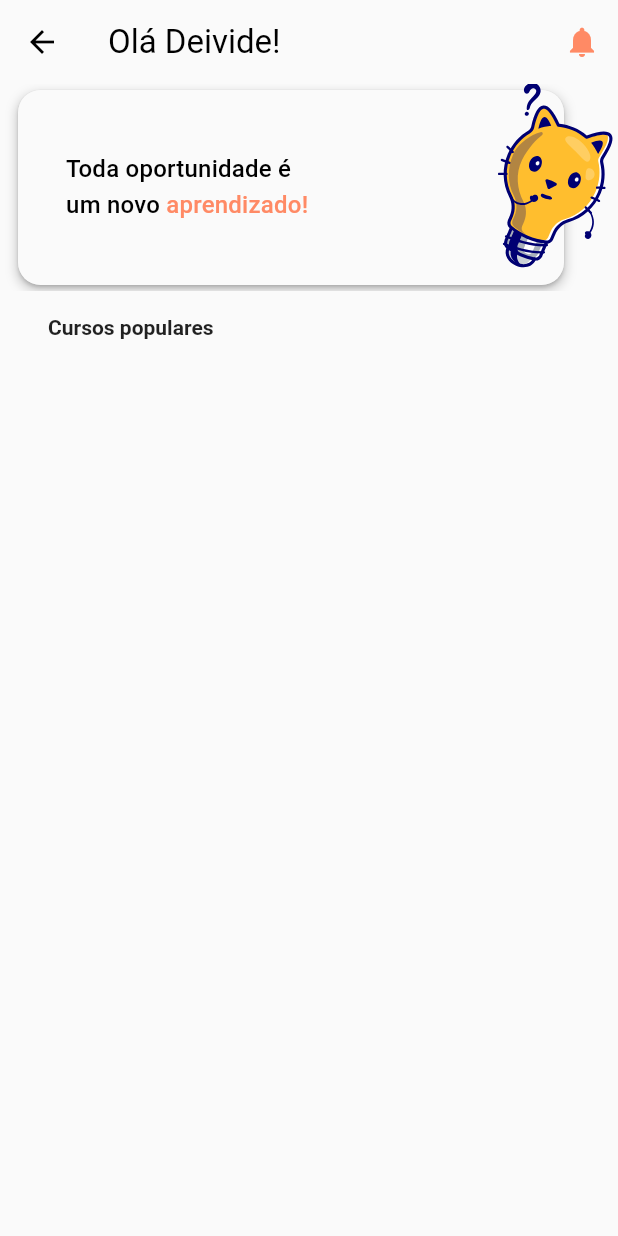
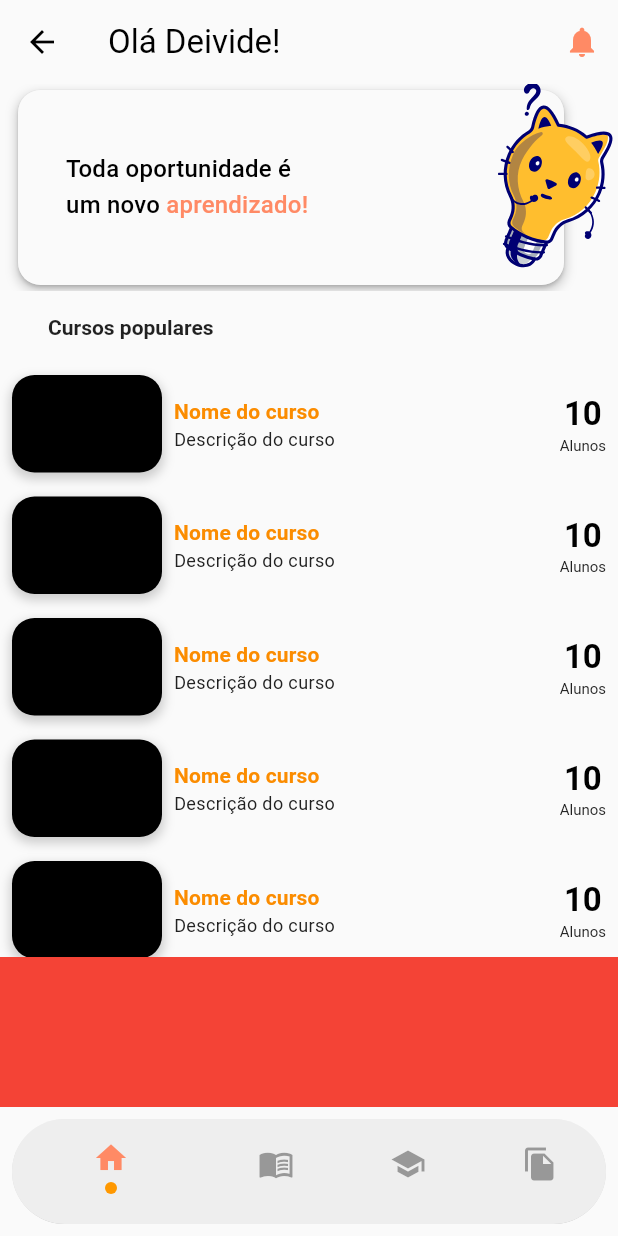
Before and after one commit to deividepaulino/vr_iscool, a Flutter app: the IndexPage screen opened by its route, on a phone screen of 412 x 824 dp. Run offline on Flutter 3.47's test engine with Material 3 defaults, Android fonts, the phone set to English and light mode, and no system bars; our stand-ins replace flutter_modular, introduction_screen, lottie; missing offline and left inert: asp; Roboto replaces fonts that are missing (Montserrat).

Commit message:
⚡️ feat: criado card de produtos populares

```diff
--- a/lib/core/themes/theme_base.dart
+++ b/lib/core/themes/theme_base.dart
@@ -6,10 +6,10 @@ class ThemeBase {
       // useMaterial3: false,
       primarySwatch: Colors.deepOrange,
       primaryColorLight: Colors.deepOrange.shade300,
-      primaryColorDark: Colors.deepOrange.shade900,
+      primaryColorDark: Colors.grey.shade800,
       primaryColor: Colors.deepOrange.shade300,
       fontFamily: 'Montserrat',
-      scaffoldBackgroundColor: Colors.grey.shade50,
+      // scaffoldBackgroundColor: Colors.grey.shade50,
       colorScheme: ColorScheme.fromSwatch().copyWith(
         primary: Colors.orange,
         secondary: Colors.orange,
@@ -31,10 +31,10 @@ class ThemeBase {
           fontWeight: FontWeight.bold,
           color: Colors.black87,
         ),
-        titleSmall: const TextStyle(
+        titleSmall: TextStyle(
           fontSize: 14,
           fontWeight: FontWeight.bold,
-          color: Color.fromARGB(255, 40, 190, 255),
+          color: Colors.orange.shade600,
         ),
         headlineMedium: const TextStyle(
           color: Colors.white,
--- /dev/null
+++ b/lib/core/widgets/bottom_navigator_bar/bottom_nav_bar_widget.dart
@@ -0,0 +1,79 @@
+import 'package:flutter/material.dart';
+
+class CustomBottomMenu extends StatefulWidget {
+  const CustomBottomMenu({super.key});
+
+  @override
+  State<CustomBottomMenu> createState() => _CustomBottomMenuState();
+}
+
+class _CustomBottomMenuState extends State<CustomBottomMenu> {
+  int currentIndex = 0;
+
+  @override
+  Widget build(BuildContext context) {
+    return Padding(
+      padding: const EdgeInsets.all(8.0),
+      child: ClipRRect(
+        borderRadius: const BorderRadius.all(
+          Radius.circular(50),
+        ),
+        child: BottomNavigationBar(
+          showSelectedLabels: false,
+          showUnselectedLabels: false,
+          currentIndex: currentIndex,
+          elevation: 10,
+          selectedItemColor: Theme.of(context).primaryColor,
+          unselectedItemColor:
+              Theme.of(context).primaryColorDark.withOpacity(0.5),
+          onTap: (i) {
+            setState(() {
+              currentIndex = i;
+            });
+          },
+          items: [
+            BottomNavigationBarItem(
+              backgroundColor: Colors.grey.shade200,
+              icon: _buildIcon(Icons.home, 0),
+              label: '',
+            ),
+            BottomNavigationBarItem(
+              backgroundColor: Colors.grey.shade200,
+              icon: _buildIcon(Icons.menu_book, 1),
+              label: '',
+            ),
+            BottomNavigationBarItem(
+              backgroundColor: Colors.grey.shade200,
+              icon: _buildIcon(Icons.school, 2),
+              label: '',
+            ),
+            BottomNavigationBarItem(
+              backgroundColor: Colors.grey.shade200,
+              icon: _buildIcon(Icons.file_copy, 3),
+              label: '',
+            ),
+          ],
+        ),
+      ),
+    );
+  }
+
+  Widget _buildIcon(IconData icon, int index) {
+    return Column(
+      mainAxisAlignment: MainAxisAlignment.center,
+      children: [
+        Icon(icon),
+        const SizedBox(height: 4),
+        if (currentIndex == index)
+          Container(
+            width: 8,
+            height: 8,
+            decoration: const BoxDecoration(
+              shape: BoxShape.circle,
+              color: Colors.orange,
+            ),
+          ),
+      ],
+    );
+  }
+}
--- /dev/null
+++ b/lib/core/widgets/course_card_widget/course_card_widget.dart
@@ -0,0 +1,62 @@
+import 'package:flutter/material.dart';
+
+class CourseCardWidget extends StatefulWidget {
+  const CourseCardWidget({super.key});
+
+  @override
+  State<CourseCardWidget> createState() => _CourseCardWidgetState();
+}
+
+class _CourseCardWidgetState extends State<CourseCardWidget> {
+  @override
+  Widget build(BuildContext context) {
+    return Row(
+      children: [
+        Padding(
+          padding: const EdgeInsets.all(8.0),
+          child: Container(
+            decoration: BoxDecoration(
+              color: Colors.black,
+              borderRadius: BorderRadius.circular(15),
+              boxShadow: [
+                BoxShadow(
+                  color: Colors.grey.withOpacity(0.5),
+                  spreadRadius: 1,
+                  blurRadius: 5,
+                  offset: const Offset(0, 3),
+                ),
+              ],
+            ),
+            height: 65,
+            width: 100,
+          ),
+        ),
+        Column(
+          crossAxisAlignment: CrossAxisAlignment.start,
+          children: [
+            Text(
+              'Nome do curso',
+              style: Theme.of(context).textTheme.titleSmall,
+            ),
+            Text('Descrição do curso'),
+          ],
+        ),
+        const Spacer(),
+        Padding(
+          padding: const EdgeInsets.all(8.0),
+          child: Column(
+            children: [
+              Text(
+                '10',
+                style: Theme.of(context).textTheme.titleLarge!.copyWith(
+                      fontWeight: FontWeight.bold,
+                    ),
+              ),
+              Text('Alunos', style: Theme.of(context).textTheme.displaySmall),
+            ],
+          ),
+        ),
+      ],
+    );
+  }
+}
--- a/lib/modules/index_module/presenter/index_page.dart
+++ b/lib/modules/index_module/presenter/index_page.dart
@@ -1,5 +1,7 @@
 import 'package:flutter/material.dart';
 import 'package:lottie/lottie.dart';
+import 'package:vr_iscool/core/widgets/bottom_navigator_bar/bottom_nav_bar_widget.dart';
+import 'package:vr_iscool/core/widgets/course_card_widget/course_card_widget.dart';
 
 class IndexPage extends StatefulWidget {
   const IndexPage({super.key});
@@ -12,6 +14,7 @@ class _IndexPageState extends State<IndexPage> {
   @override
   Widget build(BuildContext context) {
     return Scaffold(
+      bottomNavigationBar: const CustomBottomMenu(),
       appBar: AppBar(
         actions: [
           IconButton(
@@ -102,6 +105,20 @@ class _IndexPageState extends State<IndexPage> {
               style: Theme.of(context).textTheme.displayMedium,
             ),
           ),
+          Expanded(
+            child: SingleChildScrollView(
+              child: Column(
+                children: List.generate(
+                  5,
+                  (index) => const CourseCardWidget(),
+                ),
+              ),
+            ),
+          ),
+          Container(
+            height: 100,
+            color: Colors.red,
+          ),
         ],
       ),
     );
```
